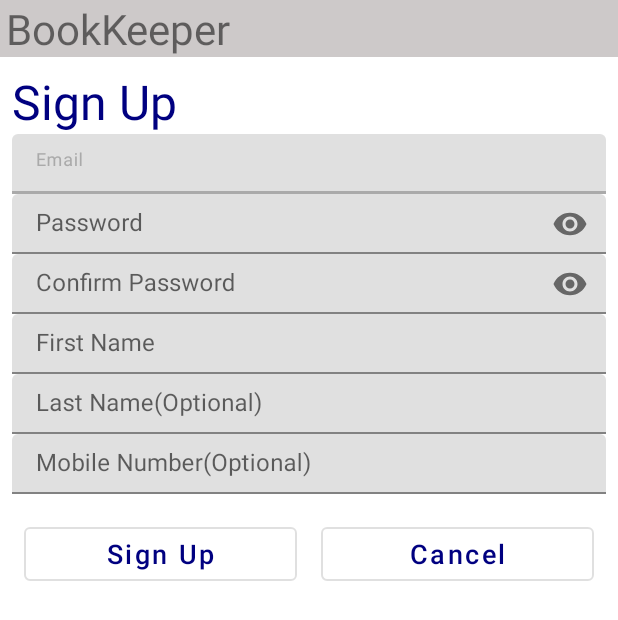
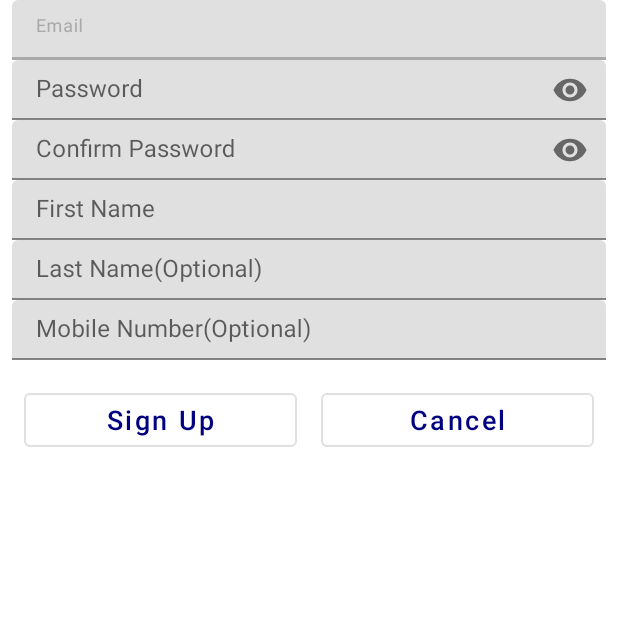
Before and after one commit to dasBikash84/shopping-manager, an Android app: the fragment FragmentSignUp shown on its own in the app's theme, on a phone screen of 412 x 824 dp. Shown: the top 620 px of the screen. Run offline under Robolectric (Android 15) with nearby library versions, the phone set to English and light mode, and no system bars; libraries missing offline, so code that uses them is left out: com.dasbikash.android_basic_utils, com.dasbikash.android_extensions, com.dasbikash.android_network_monitor, com.dasbikash.android_view_utils, com.dasbikash.menu_view and 1 more; 1 statement that could not run was skipped.

Commit message:
Login related view classes modified using teamlate view classes.

```diff
--- a/app/src/main/java/com/dasbikash/book_keeper/activities/login/FragmentSignUp.kt
+++ b/app/src/main/java/com/dasbikash/book_keeper/activities/login/FragmentSignUp.kt
@@ -1,5 +1,6 @@
 package com.dasbikash.book_keeper.activities.login
 
+import android.content.Context
 import android.os.Bundle
 import android.view.LayoutInflater
 import android.view.View
@@ -13,6 +14,7 @@ import com.dasbikash.android_extensions.runWithContext
 import com.dasbikash.android_network_monitor.NetworkMonitor
 import com.dasbikash.android_view_utils.utils.WaitScreenOwner
 import com.dasbikash.book_keeper.R
+import com.dasbikash.book_keeper.activities.templates.FragmentTemplate
 import com.dasbikash.book_keeper.utils.ValidationUtils
 import com.dasbikash.book_keeper_repo.AuthRepo
 import com.dasbikash.snackbar_ext.showShortSnack
@@ -21,7 +23,7 @@ import kotlinx.android.synthetic.main.view_wait_screen.*
 import kotlinx.coroutines.delay
 import kotlinx.coroutines.launch
 
-class FragmentSignUp : Fragment(),WaitScreenOwner {
+class FragmentSignUp : FragmentTemplate(),WaitScreenOwner {
 
     override fun onCreateView(
         inflater: LayoutInflater, container: ViewGroup?,
@@ -30,20 +32,19 @@ class FragmentSignUp : Fragment(),WaitScreenOwner {
         return inflater.inflate(R.layout.fragment_sign_up, container, false)
     }
 
+    override fun getExitPrompt(): String? = mExitPrompt
+
+    private var mExitPrompt:String?=null
+
+    override fun getPageTitle(context: Context): String? {
+        return getString(R.string.signup_heading)
+    }
+
     override fun onViewCreated(view: View, savedInstanceState: Bundle?) {
         super.onViewCreated(view, savedInstanceState)
         btn_back_to_login.setOnClickListener {
-            runWithContext {
-                DialogUtils.showAlertDialog(it, DialogUtils.AlertDialogDetails(
-                    it.getString(R.string.quit_sign_up_prompt),
-                    positiveButtonText = it.getString(R.string.yes),
-                    negetiveButtonText = it.getString(R.string.no),
-                    doOnPositivePress = {
-                        runWithActivity {
-                            (it as ActivityLogin).onBackPressed()
-                        }
-                    }
-                ))
+            runWithActivity {
+                (it as ActivityLogin).onBackPressed()
             }
         }
 
@@ -51,6 +52,8 @@ class FragmentSignUp : Fragment(),WaitScreenOwner {
             hideKeyboard()
             runWithContext { NetworkMonitor.runWithNetwork(it) {signUpClickAction()}}
         }
+
+        mExitPrompt = getString(R.string.quit_sign_up_prompt)
     }
 
     private fun signUpClickAction() {
@@ -102,6 +105,7 @@ class FragmentSignUp : Fragment(),WaitScreenOwner {
                         .createUserWithEmailAndPassword(email, password,firstName, lastName, mobile)
                     showShortSnack(R.string.sign_up_success_mesage)
                     delay(2000)
+                    mExitPrompt = null
                     runWithActivity {
                         (it as ActivityLogin).onBackPressed()
                     }
--- a/app/src/main/res/layout/fragment_sign_up.xml
+++ b/app/src/main/res/layout/fragment_sign_up.xml
@@ -8,16 +8,6 @@
     <androidx.constraintlayout.widget.ConstraintLayout
         android:layout_width="match_parent"
         android:layout_height="match_parent">
-
-        <androidx.appcompat.widget.AppCompatTextView
-            android:id="@+id/page_title"
-            android:layout_width="match_parent"
-            android:layout_height="wrap_content"
-            android:text="@string/app_name"
-            android:textSize="28sp"
-            app:layout_constraintTop_toTopOf="parent"
-            android:paddingStart="4dp"
-            android:background="@color/snow_white3"/>
 
         <androidx.core.widget.NestedScrollView
             android:layout_width="match_parent"
@@ -32,13 +22,6 @@
                 android:layout_height="wrap_content"
                 android:orientation="vertical"
                 app:layout_constraintTop_toBottomOf="@+id/signup_heading">
-
-                <androidx.appcompat.widget.AppCompatTextView
-                    android:id="@+id/signup_heading"
-                    style="@style/sign_up_heading_style"
-                    android:layout_width="wrap_content"
-                    android:layout_height="wrap_content"
-                    android:text="@string/signup_textview"/>
 
                 <com.google.android.material.textfield.TextInputLayout
                     android:id="@+id/email_holder"
--- a/app/src/main/res/values/strings.xml
+++ b/app/src/main/res/values/strings.xml
@@ -211,4 +211,6 @@
     <string name="image_url_prompt">Image url</string>
     <string name="image_url_dialog_message">Please input valid image url and press ok.</string>
     <string name="blank_url_message">Blank image url!!</string>
+    <string name="phone_code_verify_fragment_exit_prompt">Exit without verifying code?</string>
+    <string name="signup_heading">Sign Up</string>
 </resources>
--- a/app/src/main/res/values/styles.xml
+++ b/app/src/main/res/values/styles.xml
@@ -19,7 +19,7 @@
     </style>
 
     <style name="sign_up_heading_style">
-        <item name="android:textSize">32sp</item>
+        <item name="android:textSize">24sp</item>
         <item name="android:textStyle">normal</item>
         <item name="android:textColor">@color/color_navy_blue</item>
     </style>
```
Also changed, not shown: app/src/main/java/com/dasbikash/book_keeper/activities/login/ActivityLogin.kt (+4 -10 lines), app/src/main/java/com/dasbikash/book_keeper/activities/login/FragmentCodeVerify.kt (+6 -1 lines), app/src/main/java/com/dasbikash/book_keeper/activities/login/FragmentLogin.kt (+6 -10 lines), app/src/main/java/com/dasbikash/book_keeper/activities/templates/ActivityTemplate.kt (+8 -0 lines), app/src/main/res/layout/activity_login.xml (deleted, +0 -7 lines), app/src/main/res/layout/fragment_code_verify.xml (+0 -10 lines), app/src/main/res/layout/fragment_login.xml (+10 -9 lines), 2 other files.
